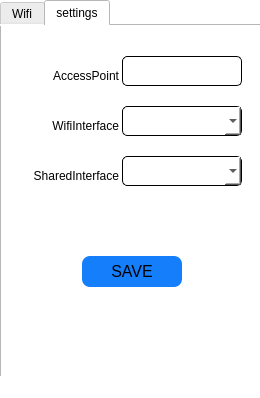
This is src/mainwindow.ui in YinboWu/WifiAssist as Qt 5 draws it before an edit. The edited form follows.
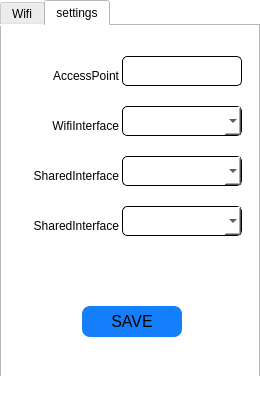
This is the edited form. Icons and pictures are not drawn.

Diff of the .ui file:
```diff
--- a/src/mainwindow.ui
+++ b/src/mainwindow.ui
@@ -64,7 +64,7 @@
      <rect>
       <x>0</x>
       <y>0</y>
-      <width>261</width>
+      <width>260</width>
       <height>400</height>
      </rect>
     </property>
@@ -354,7 +354,7 @@
       <property name="geometry">
        <rect>
         <x>80</x>
-        <y>230</y>
+        <y>280</y>
         <width>100</width>
         <height>31</height>
        </rect>
@@ -439,6 +439,37 @@
 padding: 1px 2px 1px 2px;</string>
       </property>
      </widget>
+     <widget class="QLabel" name="label_language">
+      <property name="geometry">
+       <rect>
+        <x>6</x>
+        <y>190</y>
+        <width>111</width>
+        <height>20</height>
+       </rect>
+      </property>
+      <property name="text">
+       <string>SharedInterface</string>
+      </property>
+      <property name="alignment">
+       <set>Qt::AlignRight|Qt::AlignTrailing|Qt::AlignVCenter</set>
+      </property>
+     </widget>
+     <widget class="QComboBox" name="comboBox_language">
+      <property name="geometry">
+       <rect>
+        <x>120</x>
+        <y>180</y>
+        <width>120</width>
+        <height>30</height>
+       </rect>
+      </property>
+      <property name="styleSheet">
+       <string notr="true">border: 1.0px solid #000000;
+border-radius: 5px;
+padding: 1px 2px 1px 2px;</string>
+      </property>
+     </widget>
     </widget>
    </widget>
   </widget>
```
Left out of the diff: 12 changed lines with no effect on the pictures.
